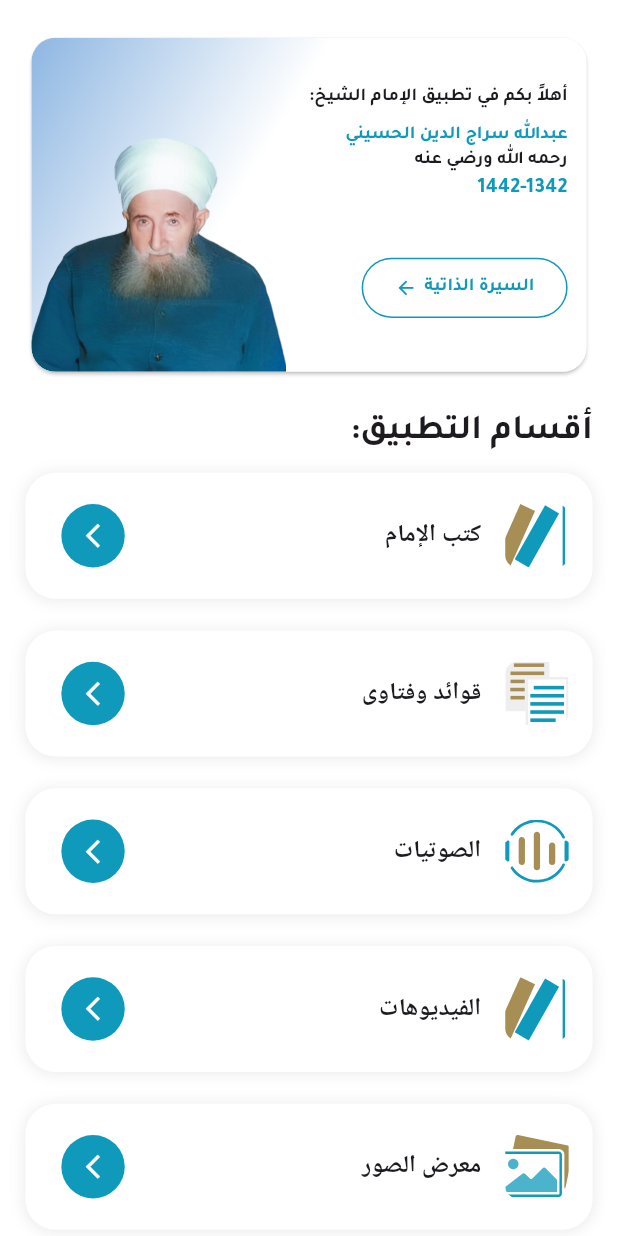
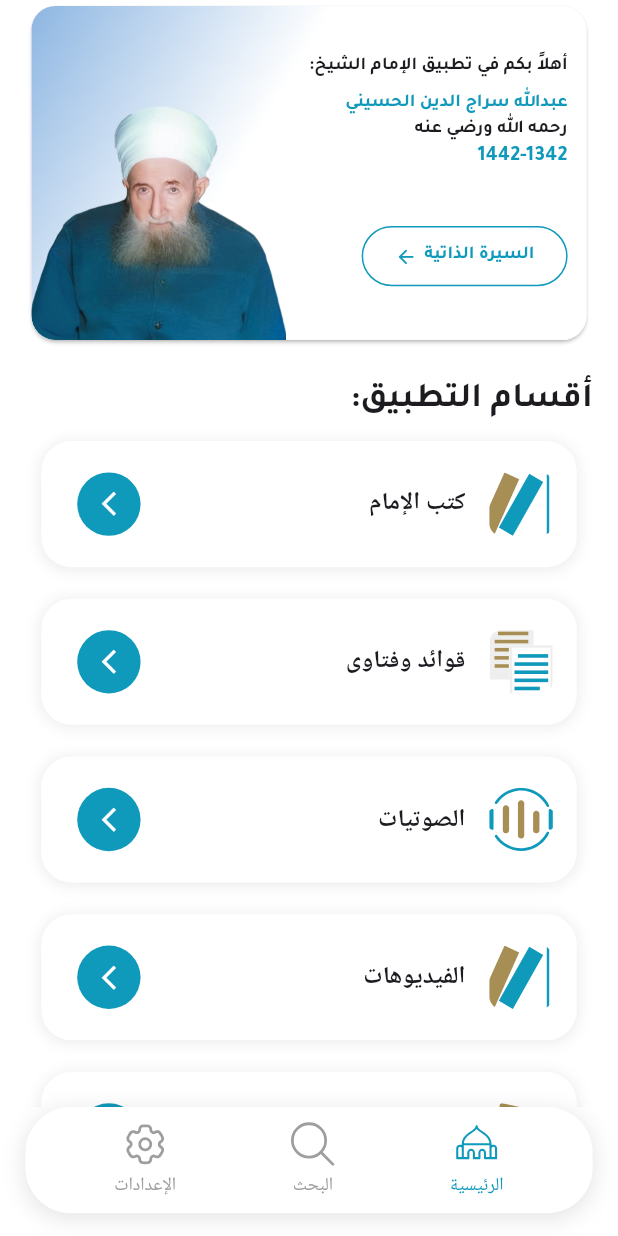
Before and after one commit to oiu85/Seraj-Aldeen-Islamic-flutter-app, a Flutter app: the screen it shows after launch, on a phone screen of 412 x 824 dp. Run offline on Flutter 3.47's test engine with Material 3 defaults, Android fonts, the phone set to English and light mode, and no system bars; our stand-ins replace device_info_plus, dio, equatable, flutter_bloc, flutter_screenutil, flutter_svg and 11 more; missing offline and left inert: android_intent_plus.

Commit message:
*Abdullah (build the BottomNavBar)

```diff
--- a/lib/features/home/presentation/pages/home_page.dart
+++ b/lib/features/home/presentation/pages/home_page.dart
@@ -8,6 +8,7 @@ import '../../../../config/appconfig/app_colors.dart';
 import '../../../../core/shared/widgets/app_scaffold.dart';
 import '../../../../gen/assets.gen.dart';
 import '../../../../gen/fonts.gen.dart';
+import '../widgets/bottom_navigation_bar.dart';
 import '../widgets/main_card.dart';
 
 class HomePage extends StatelessWidget {
@@ -16,11 +17,11 @@ class HomePage extends StatelessWidget {
   @override
   Widget build(BuildContext context) {
     return AppScaffold.clean(
+      bottomNavigationBar: CustomBottomNavBar(),
       backgroundColor: AppColors.white,
       body: Padding(
-        padding: EdgeInsets.only(right: 16.w, left: 16.w, top: 20.w),
-        child: Column(
-          crossAxisAlignment: CrossAxisAlignment.start,
+        padding: EdgeInsets.only(right: 16.w, left: 16.w,),
+        child: ListView(
           children: [
             MainCard(),
             SizedBox(height: 20.h),
@@ -72,7 +73,7 @@ Widget buildListTile({
 }) {
   return Container(
     height: 83.h,
-    margin: EdgeInsets.only(bottom: 20.p),
+    margin: EdgeInsets.only(bottom: 20.p, right: 10.p, left: 10.p),
     decoration: BoxDecoration(
       color: Colors.white,
       borderRadius: BorderRadius.circular(20.r),
--- /dev/null
+++ b/lib/features/home/presentation/widgets/bottom_navigation_bar.dart
@@ -0,0 +1,75 @@
+import 'package:flutter/material.dart';
+import 'package:flutter_svg/svg.dart';
+import 'package:seraj_aldean_flutter_app/core/responsive/screen_util_res.dart';
+
+import '../../../../config/appconfig/app_colors.dart';
+import '../../../../gen/assets.gen.dart';
+
+class CustomBottomNavBar extends StatelessWidget {
+  const CustomBottomNavBar({super.key});
+
+  @override
+  Widget build(BuildContext context) {
+    return Container(
+      margin: EdgeInsets.only(bottom: 15.h, left: 16.w, right: 16.w),
+      padding: EdgeInsets.symmetric(vertical: 10.h, horizontal: 20.w),
+      decoration: BoxDecoration(
+        borderRadius: BorderRadius.circular(30.r),
+        color: Colors.white,
+        boxShadow: [
+          BoxShadow(
+            color: Colors.black.withOpacity(0.1),
+            blurRadius: 12,
+            spreadRadius: 1,
+            offset: const Offset(0, 3),
+          ),
+        ],
+      ),
+      child: Row(
+        mainAxisAlignment: MainAxisAlignment.spaceAround,
+        children: [
+          _buildNavItem(
+            iconPath: Assets.svg.mosque.path,
+            label: "الرئيسية",
+            isActive: true,
+          ),
+          _buildNavItem(
+            iconPath: Assets.svg.search.path,
+            label: "البحث",
+          ),
+          _buildNavItem(
+            iconPath: Assets.svg.settings.path,
+            label: "الإعدادات",
+          ),
+        ],
+      ),
+    );
+  }
+
+  Widget _buildNavItem({
+    required String iconPath,
+    required String label,
+    bool isActive = false,
+  }) {
+    return Column(
+      mainAxisSize: MainAxisSize.min,
+      children: [
+        SvgPicture.asset(
+          iconPath,
+          width: 28.w,
+          height: 28.w,
+          color: isActive ? AppColors.primary : Colors.grey,
+        ),
+        SizedBox(height: 4.h),
+        Text(
+          label,
+          style: TextStyle(
+            fontSize: 12.f,
+            fontWeight: FontWeight.w500,
+            color: isActive ? AppColors.primary : Colors.grey,
+          ),
+        ),
+      ],
+    );
+  }
+}
--- a/lib/gen/assets.gen.dart
+++ b/lib/gen/assets.gen.dart
@@ -86,11 +86,20 @@ class $AssetsSvgGen {
   /// File path: assets/svg/galery.svg
   SvgGenImage get galery => const SvgGenImage('assets/svg/galery.svg');
 
+  /// File path: assets/svg/mosque.svg
+  SvgGenImage get mosque => const SvgGenImage('assets/svg/mosque.svg');
+
   /// File path: assets/svg/paepar.svg
   SvgGenImage get paepar => const SvgGenImage('assets/svg/paepar.svg');
 
   /// File path: assets/svg/papear_shdow.svg
   SvgGenImage get papearShdow => const SvgGenImage('assets/svg/papear_shdow.svg');
+
+  /// File path: assets/svg/search.svg
+  SvgGenImage get search => const SvgGenImage('assets/svg/search.svg');
+
+  /// File path: assets/svg/settings.svg
+  SvgGenImage get settings => const SvgGenImage('assets/svg/settings.svg');
 
   /// File path: assets/svg/show.svg
   SvgGenImage get show => const SvgGenImage('assets/svg/show.svg');
@@ -99,7 +108,7 @@ class $AssetsSvgGen {
   SvgGenImage get soundWave => const SvgGenImage('assets/svg/sound_wave.svg');
 
   /// List of all assets
-  List<SvgGenImage> get values => [book, galery, paepar, papearShdow, show, soundWave];
+  List<SvgGenImage> get values => [book, galery, mosque, paepar, papearShdow, search, settings, show, soundWave];
 }
 
 class Assets {
```
Also changed, not shown: assets/svg/mosque.svg (added), assets/svg/search.svg (added), assets/svg/settings.svg (added), lib/generated/assets.dart.
